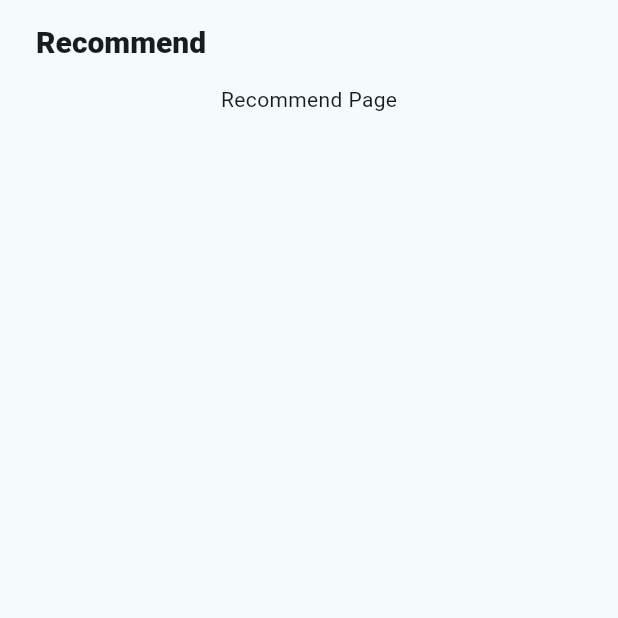
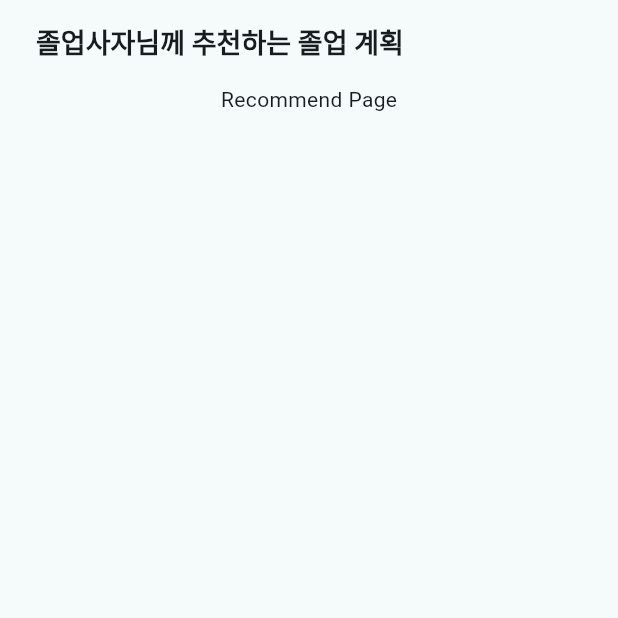
Before and after one commit to hanmo2000110/GraduationLion, a Flutter app: the RecommendPage screen opened by its route, on a phone screen of 412 x 824 dp, the top half of it. Run offline on Flutter 3.47's test engine with Material 2 defaults, Android fonts, the phone set to English and light mode, and no system bars; our stand-ins replace get.

```diff
--- a/lib/screen/home.dart
+++ b/lib/screen/home.dart
@@ -34,7 +34,7 @@ class HomePageState extends State<HomePage> {
             '나의 수강 현황',
             style: TextStyle(
               fontWeight: FontWeight.w800,
-              fontSize: 20,
+              fontSize: 18,
             ),
           ),
         ),
@@ -44,11 +44,10 @@ class HomePageState extends State<HomePage> {
             child: SizedBox(
               width: 33,
               height: 33,
-              // Inkwell
               child: InkWell(
                 radius: 33,
                 onTap: () {
-                  Get.toNamed('/mypage');
+                  // Get.toNamed('/mypage');
                 },
                 child: Image.asset('assets/images/profile.png'),
               ),
--- a/lib/screen/recommend.dart
+++ b/lib/screen/recommend.dart
@@ -18,10 +18,10 @@ class RecommendPageState extends State<RecommendPage> {
         title: const Padding(
           padding: EdgeInsets.symmetric(horizontal: 8),
           child: Text(
-            'Recommend',
+            '졸업사자님께 추천하는 졸업 계획',
             style: TextStyle(
               fontWeight: FontWeight.w800,
-              fontSize: 20,
+              fontSize: 18,
             ),
           ),
         ),
```
